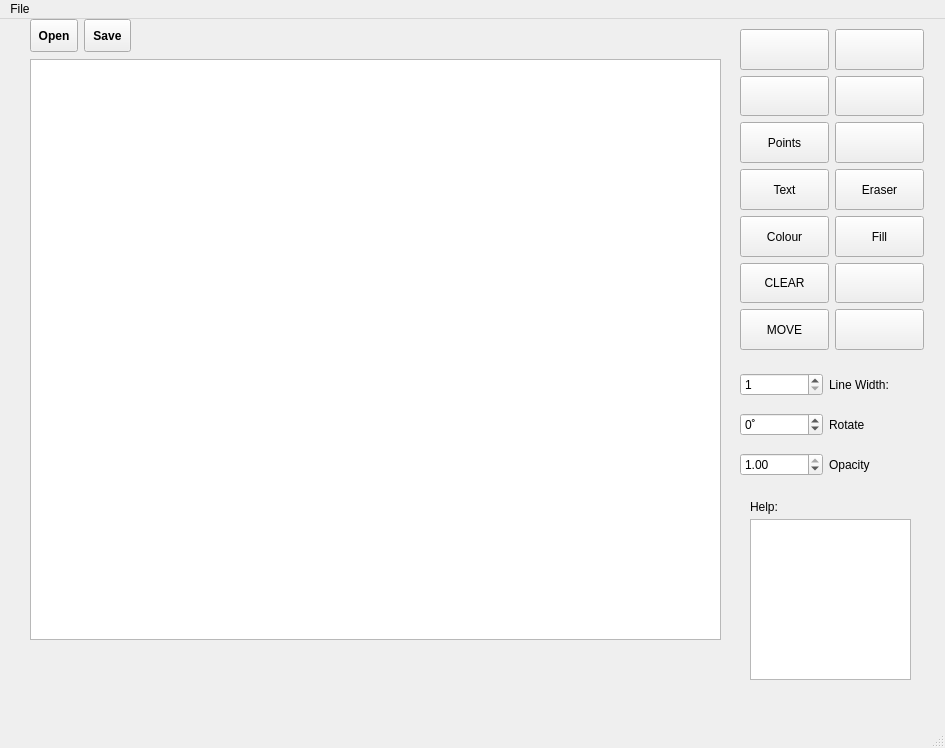
Above: NewPaint2 2/mainwindow.ui from siarheidarhel/Figuratics before the change. Below: the same form after it.
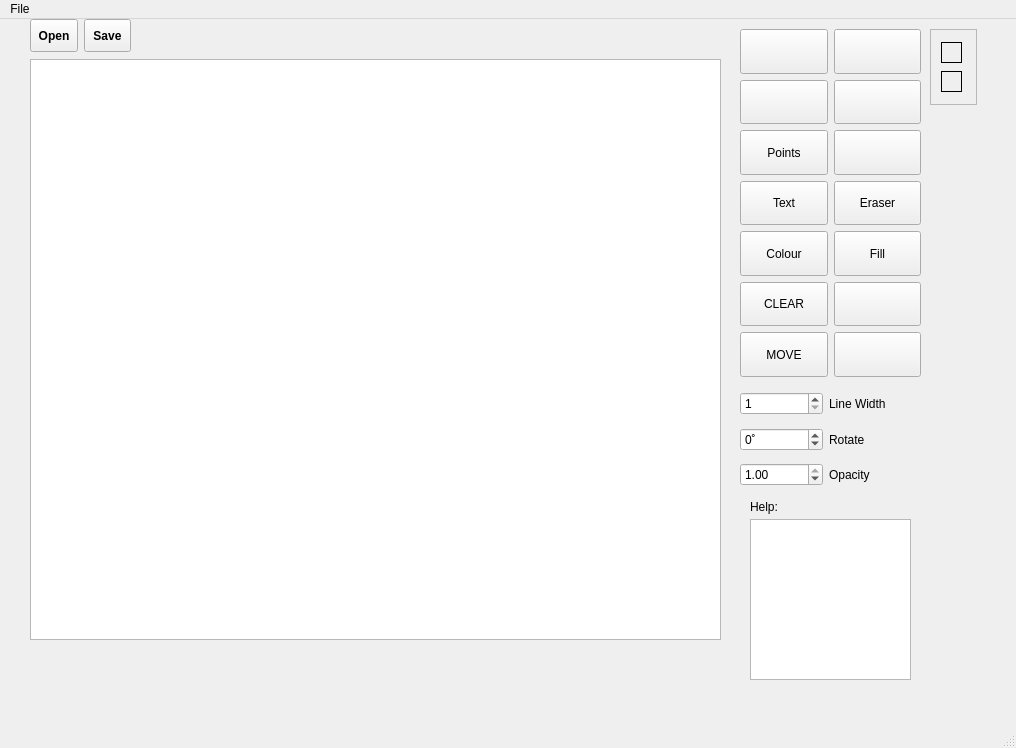
That is the form after the change. Icons and pictures are not drawn.

The edit to the form file:
```diff
--- a/NewPaint2 2/mainwindow.ui
+++ b/NewPaint2 2/mainwindow.ui
@@ -6,7 +6,7 @@
    <rect>
     <x>0</x>
     <y>0</y>
-    <width>945</width>
+    <width>1016</width>
     <height>748</height>
    </rect>
   </property>
@@ -25,8 +25,8 @@
      <rect>
       <x>740</x>
       <y>10</y>
-      <width>184</width>
-      <height>321</height>
+      <width>181</width>
+      <height>348</height>
      </rect>
     </property>
     <layout class="QHBoxLayout" name="horizontalLayout">
@@ -333,41 +333,6 @@
      </rect>
     </property>
    </widget>
-   <widget class="QWidget" name="horizontalLayoutWidget_2">
-    <property name="geometry">
-     <rect>
-      <x>740</x>
-      <y>350</y>
-      <width>171</width>
-      <height>31</height>
-     </rect>
-    </property>
-    <layout class="QHBoxLayout" name="horizontalLayout_2">
-     <item>
-      <widget class="QSpinBox" name="spinBox">
-       <property name="toolTip">
-        <string>Width Value</string>
-       </property>
-       <property name="minimum">
-        <number>1</number>
-       </property>
-       <property name="maximum">
-        <number>40</number>
-       </property>
-      </widget>
-     </item>
-     <item>
-      <widget class="QLabel" name="label">
-       <property name="toolTip">
-        <string>Set Line Width</string>
-       </property>
-       <property name="text">
-        <string>Line Width:</string>
-       </property>
-      </widget>
-     </item>
-    </layout>
-   </widget>
    <widget class="QWidget" name="horizontalLayoutWidget_3">
     <property name="geometry">
      <rect>
@@ -465,82 +430,6 @@
      </item>
     </layout>
    </widget>
-   <widget class="QWidget" name="horizontalLayoutWidget_4">
-    <property name="geometry">
-     <rect>
-      <x>740</x>
-      <y>390</y>
-      <width>171</width>
-      <height>31</height>
-     </rect>
-    </property>
-    <layout class="QHBoxLayout" name="horizontalLayout_4">
-     <item>
-      <widget class="QSpinBox" name="spinBox_2">
-       <property name="toolTip">
-        <string>Width Value</string>
-       </property>
-       <property name="suffix">
-        <string>˚</string>
-       </property>
-       <property name="minimum">
-        <number>-360</number>
-       </property>
-       <property name="maximum">
-        <number>360</number>
-       </property>
-       <property name="value">
-        <number>0</number>
-       </property>
-      </widget>
-     </item>
-     <item>
-      <widget class="QLabel" name="label_2">
-       <property name="toolTip">
-        <string>Rotate figure</string>
-       </property>
-       <property name="text">
-        <string>Rotate</string>
-       </property>
-      </widget>
-     </item>
-    </layout>
-   </widget>
-   <widget class="QWidget" name="horizontalLayoutWidget_5">
-    <property name="geometry">
-     <rect>
-      <x>740</x>
-      <y>430</y>
-      <width>171</width>
-      <height>31</height>
-     </rect>
-    </property>
-    <layout class="QHBoxLayout" name="horizontalLayout_5">
-     <item>
-      <widget class="QDoubleSpinBox" name="doubleSpinBox">
-       <property name="maximum">
-        <double>1.000000000000000</double>
-       </property>
-       <property name="singleStep">
-        <double>0.010000000000000</double>
-       </property>
-       <property name="value">
-        <double>1.000000000000000</double>
-       </property>
-      </widget>
-     </item>
-     <item>
-      <widget class="QLabel" name="label_3">
-       <property name="toolTip">
-        <string>Set opacity</string>
-       </property>
-       <property name="text">
-        <string>Opacity</string>
-       </property>
-      </widget>
-     </item>
-    </layout>
-   </widget>
    <widget class="QTextEdit" name="helpWindow">
     <property name="geometry">
      <rect>
@@ -576,13 +465,201 @@
      <set>Qt::NoTextInteraction</set>
     </property>
    </widget>
+   <widget class="QFrame" name="frame">
+    <property name="geometry">
+     <rect>
+      <x>930</x>
+      <y>10</y>
+      <width>47</width>
+      <height>76</height>
+     </rect>
+    </property>
+    <property name="frameShape">
+     <enum>QFrame::StyledPanel</enum>
+    </property>
+    <property name="frameShadow">
+     <enum>QFrame::Raised</enum>
+    </property>
+    <layout class="QVBoxLayout" name="verticalLayout_2">
+     <property name="leftMargin">
+      <number>10</number>
+     </property>
+     <property name="topMargin">
+      <number>10</number>
+     </property>
+     <property name="rightMargin">
+      <number>10</number>
+     </property>
+     <property name="bottomMargin">
+      <number>10</number>
+     </property>
+     <item>
+      <widget class="QLabel" name="cubeColour">
+       <property name="minimumSize">
+        <size>
+         <width>21</width>
+         <height>21</height>
+        </size>
+       </property>
+       <property name="maximumSize">
+        <size>
+         <width>21</width>
+         <height>21</height>
+        </size>
+       </property>
+       <property name="frameShape">
+        <enum>QFrame::Box</enum>
+       </property>
+       <property name="frameShadow">
+        <enum>QFrame::Plain</enum>
+       </property>
+       <property name="text">
+        <string/>
+       </property>
+       <property name="alignment">
+        <set>Qt::AlignCenter</set>
+       </property>
+       <property name="textInteractionFlags">
+        <set>Qt::NoTextInteraction</set>
+       </property>
+      </widget>
+     </item>
+     <item>
+      <widget class="QLabel" name="cubeColour_2">
+       <property name="minimumSize">
+        <size>
+         <width>21</width>
+         <height>21</height>
+        </size>
+       </property>
+       <property name="maximumSize">
+        <size>
+         <width>21</width>
+         <height>21</height>
+        </size>
+       </property>
+       <property name="frameShape">
+        <enum>QFrame::Box</enum>
+       </property>
+       <property name="text">
+        <string/>
+       </property>
+       <property name="alignment">
+        <set>Qt::AlignCenter</set>
+       </property>
+       <property name="textInteractionFlags">
+        <set>Qt::NoTextInteraction</set>
+       </property>
+      </widget>
+     </item>
+    </layout>
+   </widget>
+   <widget class="QWidget" name="">
+    <property name="geometry">
+     <rect>
+      <x>740</x>
+      <y>370</y>
+      <width>171</width>
+      <height>101</height>
+     </rect>
+    </property>
+    <layout class="QVBoxLayout" name="verticalLayout">
+     <item>
+      <layout class="QHBoxLayout" name="horizontalLayout_2">
+       <item>
+        <widget class="QSpinBox" name="spinBox">
+         <property name="toolTip">
+          <string>Width Value</string>
+         </property>
+         <property name="minimum">
+          <number>1</number>
+         </property>
+         <property name="maximum">
+          <number>40</number>
+         </property>
+        </widget>
+       </item>
+       <item>
+        <widget class="QLabel" name="label">
+         <property name="toolTip">
+          <string>Set Line Width</string>
+         </property>
+         <property name="text">
+          <string>Line Width</string>
+         </property>
+        </widget>
+       </item>
+      </layout>
+     </item>
+     <item>
+      <layout class="QHBoxLayout" name="horizontalLayout_4">
+       <item>
+        <widget class="QSpinBox" name="spinBox_2">
+         <property name="toolTip">
+          <string>Width Value</string>
+         </property>
+         <property name="suffix">
+          <string>˚</string>
+         </property>
+         <property name="minimum">
+          <number>-360</number>
+         </property>
+         <property name="maximum">
+          <number>360</number>
+         </property>
+         <property name="value">
+          <number>0</number>
+         </property>
+        </widget>
+       </item>
+       <item>
+        <widget class="QLabel" name="label_2">
+         <property name="toolTip">
+          <string>Rotate figure</string>
+         </property>
+         <property name="text">
+          <string>Rotate</string>
+         </property>
+        </widget>
+       </item>
+      </layout>
+     </item>
+     <item>
+      <layout class="QHBoxLayout" name="horizontalLayout_5">
+       <item>
+        <widget class="QDoubleSpinBox" name="doubleSpinBox">
+         <property name="maximum">
+          <double>1.000000000000000</double>
+         </property>
+         <property name="singleStep">
+          <double>0.010000000000000</double>
+         </property>
+         <property name="value">
+          <double>1.000000000000000</double>
+         </property>
+        </widget>
+       </item>
+       <item>
+        <widget class="QLabel" name="label_3">
+         <property name="toolTip">
+          <string>Set opacity</string>
+         </property>
+         <property name="text">
+          <string>Opacity</string>
+         </property>
+        </widget>
+       </item>
+      </layout>
+     </item>
+    </layout>
+   </widget>
   </widget>
   <widget class="QMenuBar" name="menubar">
    <property name="geometry">
     <rect>
      <x>0</x>
      <y>0</y>
-     <width>945</width>
+     <width>1016</width>
      <height>24</height>
     </rect>
    </property>
```
Left out of the diff: 278 changed lines with no effect on the pictures.
